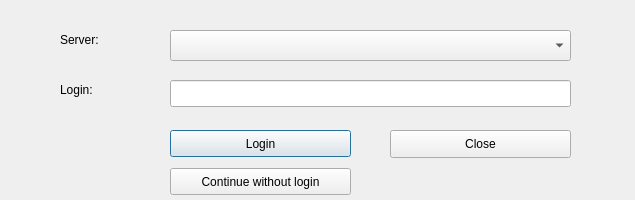
First picture: the form in dlg_ConnectionManager.ui, repository LESPROJEKT/qgis-layman-plugin, before the edit.
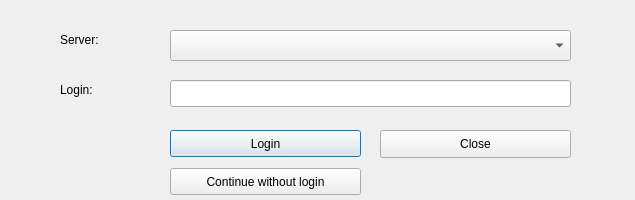
Second picture: the form after the edit.

```diff
--- a/dlg_ConnectionManager.ui
+++ b/dlg_ConnectionManager.ui
@@ -39,7 +39,7 @@
     <rect>
      <x>170</x>
      <y>130</y>
-     <width>181</width>
+     <width>191</width>
      <height>27</height>
     </rect>
    </property>
@@ -50,9 +50,9 @@
   <widget class="QPushButton" name="pushButton_close">
    <property name="geometry">
     <rect>
-     <x>390</x>
+     <x>380</x>
      <y>130</y>
-     <width>181</width>
+     <width>191</width>
      <height>28</height>
     </rect>
    </property>
@@ -143,7 +143,7 @@
     <rect>
      <x>170</x>
      <y>168</y>
-     <width>181</width>
+     <width>191</width>
      <height>27</height>
     </rect>
    </property>
```
